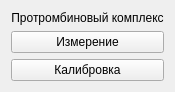
Old version of the form choisedialog/ko5.ui in the repository krang4d/Agrekola.
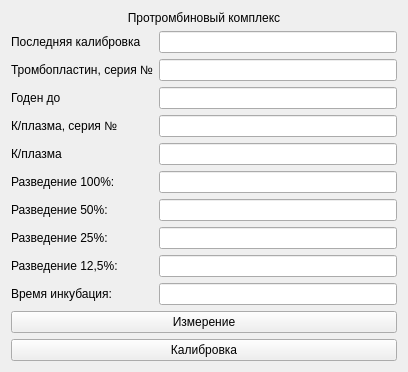
New version of the form.

The edit to the form file:
```diff
--- a/choisedialog/ko5.ui
+++ b/choisedialog/ko5.ui
@@ -6,48 +6,148 @@
    <rect>
     <x>0</x>
     <y>0</y>
-    <width>175</width>
-    <height>91</height>
+    <width>408</width>
+    <height>351</height>
    </rect>
   </property>
   <property name="windowTitle">
    <string>Form</string>
   </property>
-  <layout class="QVBoxLayout" name="verticalLayout_2">
+  <layout class="QVBoxLayout" name="verticalLayout">
    <item>
-    <layout class="QVBoxLayout" name="verticalLayout">
-     <item>
-      <widget class="QLabel" name="label">
+    <widget class="QLabel" name="label">
+     <property name="text">
+      <string>Протромбиновый комплекс</string>
+     </property>
+     <property name="alignment">
+      <set>Qt::AlignCenter</set>
+     </property>
+    </widget>
+   </item>
+   <item>
+    <layout class="QFormLayout" name="formLayout_6">
+     <item row="0" column="0">
+      <widget class="QLabel" name="label_94">
        <property name="text">
-        <string>Протромбиновый комплекс</string>
+        <string>Последняя калибровка</string>
        </property>
-       <property name="alignment">
-        <set>Qt::AlignCenter</set>
+      </widget>
+     </item>
+     <item row="0" column="1">
+      <widget class="QLineEdit" name="lineEdit_42"/>
+     </item>
+     <item row="1" column="0">
+      <widget class="QLabel" name="label_96">
+       <property name="text">
+        <string>Тромбопластин, серия №</string>
        </property>
       </widget>
      </item>
-     <item>
-      <widget class="QPushButton" name="startButton">
+     <item row="1" column="1">
+      <widget class="QLineEdit" name="lineEdit_36"/>
+     </item>
+     <item row="2" column="0">
+      <widget class="QLabel" name="label_93">
        <property name="text">
-        <string>Измерение</string>
+        <string>Годен до</string>
        </property>
-       <property name="shortcut">
-        <string>Return</string>
+      </widget>
+     </item>
+     <item row="2" column="1">
+      <widget class="QLineEdit" name="lineEdit_37"/>
+     </item>
+     <item row="3" column="0">
+      <widget class="QLabel" name="label_97">
+       <property name="text">
+        <string>К/плазма, серия №</string>
        </property>
       </widget>
      </item>
-     <item>
-      <widget class="QPushButton" name="calibr1Button">
+     <item row="3" column="1">
+      <widget class="QLineEdit" name="lineEdit_38"/>
+     </item>
+     <item row="4" column="0">
+      <widget class="QLabel" name="label_98">
        <property name="text">
-        <string>Калибровка</string>
+        <string>К/плазма</string>
        </property>
-       <property name="shortcut">
-        <string>Ctrl+Return</string>
+      </widget>
+     </item>
+     <item row="4" column="1">
+      <widget class="QLineEdit" name="lineEdit_43"/>
+     </item>
+     <item row="5" column="0">
+      <widget class="QLabel" name="label_101">
+       <property name="text">
+        <string>Разведение 100%:</string>
        </property>
       </widget>
      </item>
+     <item row="5" column="1">
+      <widget class="QLineEdit" name="lineEdit_44"/>
+     </item>
+     <item row="6" column="0">
+      <widget class="QLabel" name="label_100">
+       <property name="text">
+        <string>Разведение 50%:</string>
+       </property>
+      </widget>
+     </item>
+     <item row="6" column="1">
+      <widget class="QLineEdit" name="lineEdit_45"/>
+     </item>
+     <item row="7" column="0">
+      <widget class="QLabel" name="label_95">
+       <property name="text">
+        <string>Разведение 25%:</string>
+       </property>
+      </widget>
+     </item>
+     <item row="7" column="1">
+      <widget class="QLineEdit" name="lineEdit_46"/>
+     </item>
+     <item row="8" column="0">
+      <widget class="QLabel" name="label_102">
+       <property name="text">
+        <string>Разведение 12,5%:</string>
+       </property>
+      </widget>
+     </item>
+     <item row="8" column="1">
+      <widget class="QLineEdit" name="lineEdit_47"/>
+     </item>
+     <item row="9" column="0">
+      <widget class="QLabel" name="label_99">
+       <property name="text">
+        <string>Время инкубация:</string>
+       </property>
+      </widget>
+     </item>
+     <item row="9" column="1">
+      <widget class="QLineEdit" name="lineEdit_5"/>
+     </item>
     </layout>
    </item>
+   <item>
+    <widget class="QPushButton" name="startButton">
+     <property name="text">
+      <string>Измерение</string>
+     </property>
+     <property name="shortcut">
+      <string>Return</string>
+     </property>
+    </widget>
+   </item>
+   <item>
+    <widget class="QPushButton" name="calibr1Button">
+     <property name="text">
+      <string>Калибровка</string>
+     </property>
+     <property name="shortcut">
+      <string>Ctrl+Return</string>
+     </property>
+    </widget>
+   </item>
   </layout>
  </widget>
  <resources/>
```
